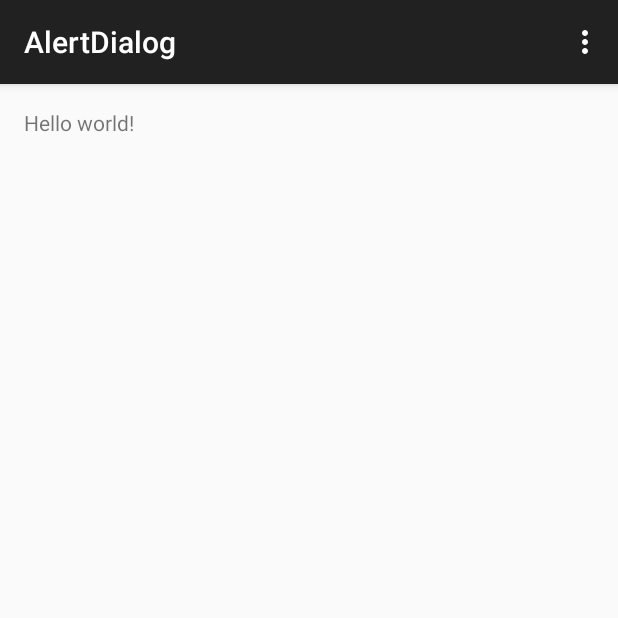
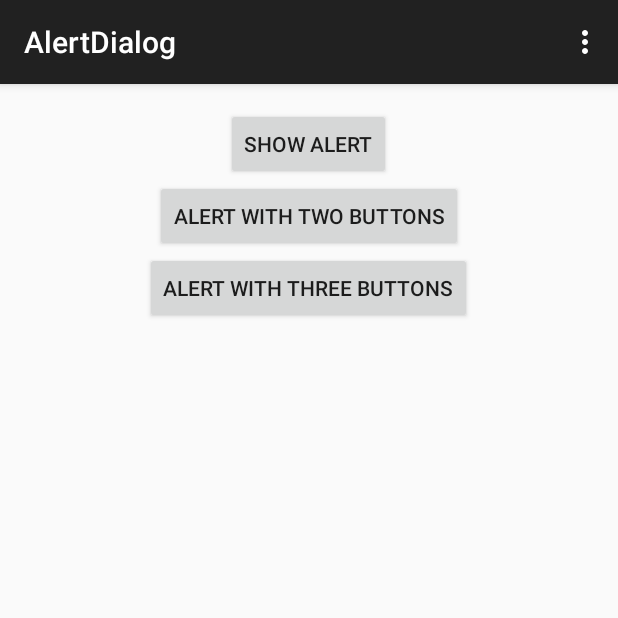
Before and after one commit to altuss/AndroidHive, an Android app: the screen it shows after launch (AlertDialogActivity), on a phone screen of 412 x 824 dp, the top half of it. Run offline under Robolectric (Android 15) with nearby library versions, the phone set to English and light mode, and no system bars.

```diff
--- a/AlertDialog/app/src/main/java/com/irvin/alertdialog/AlertDialogActivity.java
+++ b/AlertDialog/app/src/main/java/com/irvin/alertdialog/AlertDialogActivity.java
@@ -1,17 +1,133 @@
 package com.irvin.alertdialog;
 
+import android.app.AlertDialog;
+import android.content.DialogInterface;
 import android.support.v7.app.ActionBarActivity;
 import android.os.Bundle;
 import android.view.Menu;
 import android.view.MenuItem;
+import android.view.View;
+import android.widget.Button;
+import android.widget.Toast;
 
 
 public class AlertDialogActivity extends ActionBarActivity {
+    private Button alert1, alert2, alert3;
 
     @Override
     protected void onCreate(Bundle savedInstanceState) {
         super.onCreate(savedInstanceState);
         setContentView(R.layout.activity_alert_dialog);
+        alert1 = (Button) findViewById(R.id.button);
+        alert2 = (Button) findViewById(R.id.button2);
+        alert3 = (Button) findViewById(R.id.button3);
+
+
+        final AlertDialog.Builder alertDialog = new AlertDialog.Builder(AlertDialogActivity.this);
+        // Setting Dialog Title
+        alertDialog.setTitle("Alert Dialog");
+
+        // Setting Dialog Message
+        alertDialog.setMessage("Welcome to AndroidHive.info");
+
+        // Setting Icon to Dialog
+        alertDialog.setIcon(android.R.drawable.btn_star_big_on);
+
+        alertDialog.setPositiveButton("OK", new DialogInterface.OnClickListener() {
+            @Override
+            public void onClick(DialogInterface dialog, int which) {
+                Toast.makeText(getApplicationContext(), "You clicked on OK", Toast.LENGTH_SHORT).show();
+            }
+        });
+
+        alert1.setOnClickListener(new View.OnClickListener() {
+            @Override
+            public void onClick(View v) {
+                alertDialog.show();
+            }
+        });
+
+        final AlertDialog.Builder alertDialog2 = new AlertDialog.Builder(AlertDialogActivity.this);
+
+        // Setting Dialog Title
+        alertDialog2.setTitle("Confirm Delete...");
+
+        // Setting Dialog Message
+        alertDialog2.setMessage("Are you sure you want delete this?");
+
+        // Setting Icon to Dialog
+        alertDialog2.setIcon(android.R.drawable.ic_delete);
+
+        // Setting Positive "Yes" Button
+        alertDialog2.setPositiveButton("YES", new DialogInterface.OnClickListener() {
+            public void onClick(DialogInterface dialog, int which) {
+
+                // Write your code here to invoke YES event
+                Toast.makeText(getApplicationContext(), "You clicked on YES", Toast.LENGTH_SHORT).show();
+            }
+        });
+
+        // Setting Negative "NO" Button
+        alertDialog2.setNegativeButton("NO", new DialogInterface.OnClickListener() {
+            public void onClick(DialogInterface dialog, int which) {
+                // Write your code here to invoke NO event
+                Toast.makeText(getApplicationContext(), "You clicked on NO", Toast.LENGTH_SHORT).show();
+                dialog.cancel();
+            }
+        });
+
+        alert2.setOnClickListener(new View.OnClickListener() {
+            @Override
+            public void onClick(View v) {
+                // Showing Alert Message
+                alertDialog2.show();
+            }
+        });
+
+        final AlertDialog.Builder alertDialog3 = new AlertDialog.Builder(AlertDialogActivity.this);
+
+        // Setting Dialog Title
+        alertDialog3.setTitle("Save File...");
+
+        // Setting Dialog Message
+        alertDialog3.setMessage("Do you want to save this file?");
+
+        // Setting Icon to Dialog
+        alertDialog3.setIcon(android.R.drawable.ic_menu_save);
+
+        // Setting Positive "Yes" Button
+        alertDialog3.setPositiveButton("YES", new DialogInterface.OnClickListener() {
+            public void onClick(DialogInterface dialog, int which) {
+                // User pressed YES button. Write Logic Here
+                Toast.makeText(getApplicationContext(), "You clicked on YES",
+                        Toast.LENGTH_SHORT).show();
+            }
+        });
+
+        // Setting Negative "NO" Button
+        alertDialog3.setNegativeButton("NO", new DialogInterface.OnClickListener() {
+            public void onClick(DialogInterface dialog, int which) {
+                // User pressed No button. Write Logic Here
+                Toast.makeText(getApplicationContext(), "You clicked on NO", Toast.LENGTH_SHORT).show();
+            }
+        });
+
+        // Setting Netural "Cancel" Button
+        alertDialog3.setNeutralButton("Cancel", new DialogInterface.OnClickListener() {
+            public void onClick(DialogInterface dialog, int which) {
+                // User pressed Cancel button. Write Logic Here
+                Toast.makeText(getApplicationContext(), "You clicked on Cancel",
+                        Toast.LENGTH_SHORT).show();
+            }
+        });
+
+        alert3.setOnClickListener(new View.OnClickListener() {
+            @Override
+            public void onClick(View v) {
+                // Showing Alert Message
+                alertDialog3.show();
+            }
+        });
     }
 
     @Override
--- a/AlertDialog/app/src/main/res/layout/activity_alert_dialog.xml
+++ b/AlertDialog/app/src/main/res/layout/activity_alert_dialog.xml
@@ -5,7 +5,27 @@
     android:paddingTop="@dimen/activity_vertical_margin"
     android:paddingBottom="@dimen/activity_vertical_margin" tools:context=".AlertDialogActivity">
 
-    <TextView android:text="@string/hello_world" android:layout_width="wrap_content"
-        android:layout_height="wrap_content" />
+    <Button
+        android:layout_width="wrap_content"
+        android:layout_height="wrap_content"
+        android:text="Show alert"
+        android:id="@+id/button"
+        android:layout_alignParentTop="true"
+        android:layout_centerHorizontal="true" />
 
+    <Button
+        android:layout_width="wrap_content"
+        android:layout_height="wrap_content"
+        android:text="Alert with two buttons"
+        android:id="@+id/button2"
+        android:layout_below="@+id/button"
+        android:layout_centerHorizontal="true" />
+
+    <Button
+        android:layout_width="wrap_content"
+        android:layout_height="wrap_content"
+        android:text="Alert with three buttons"
+        android:id="@+id/button3"
+        android:layout_below="@+id/button2"
+        android:layout_centerHorizontal="true" />
 </RelativeLayout>
```
Also changed, not shown: 1 other file.
